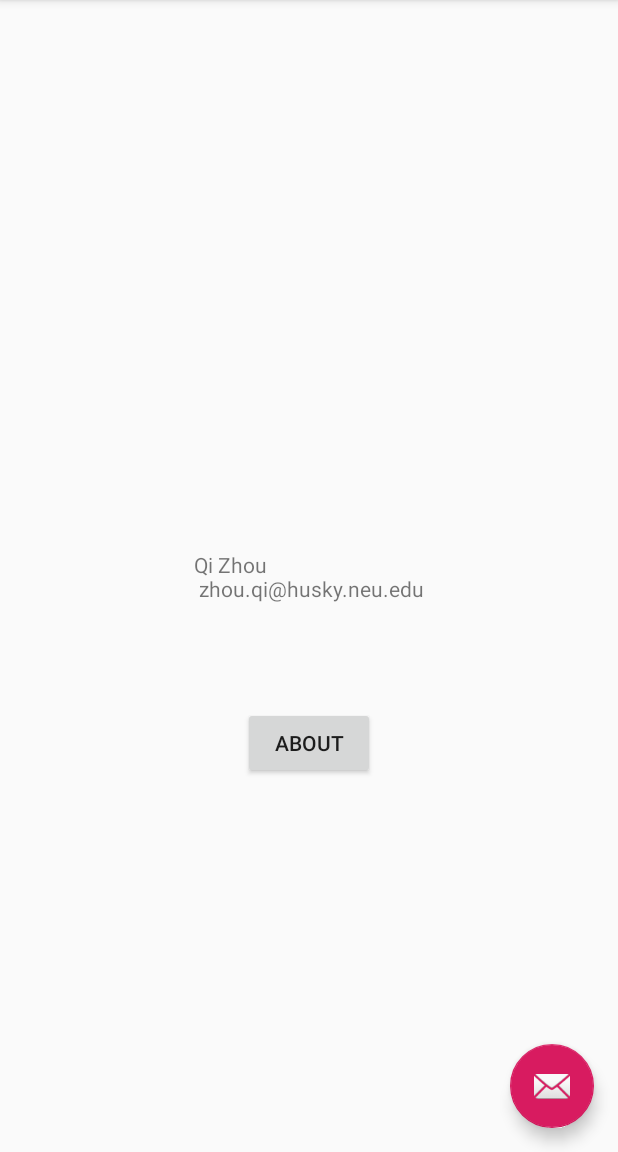
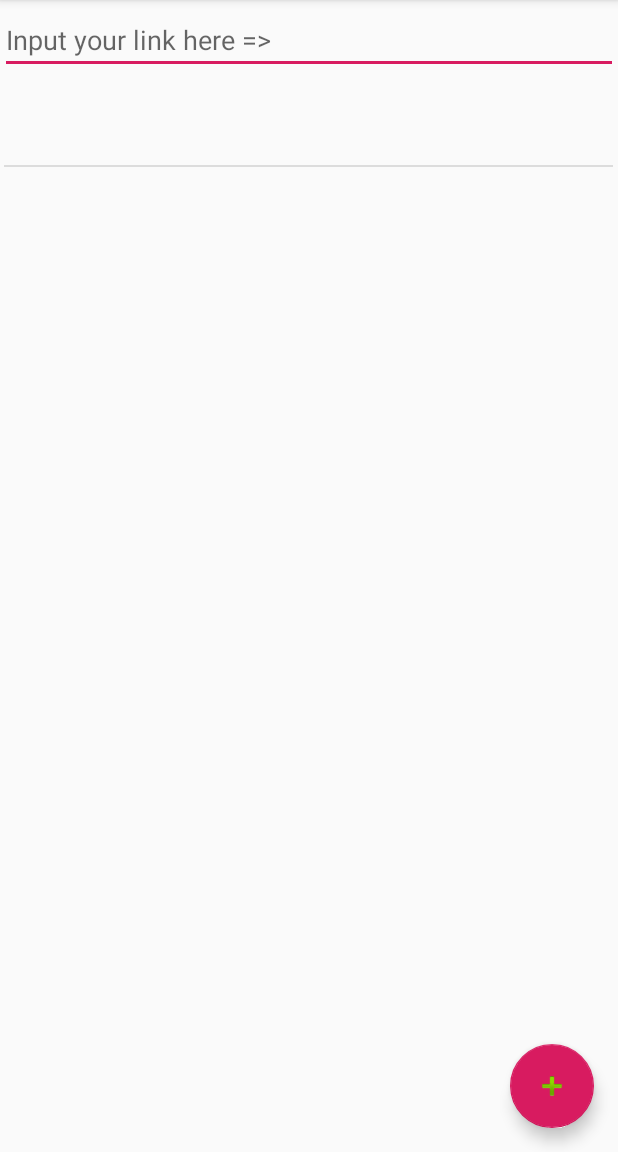
Before and after one commit to bringerjay/mad, an Android app: the screen it shows after launch (MainActivity), in the options menu, after a tap on "Settings", on a phone screen of 412 x 824 dp, the part 84-1236 px from its top. Run offline under Robolectric (Android 15) with nearby library versions, the phone set to English and light mode, and no system bars.

Commit message:
assignment 4

```diff
--- a/app/src/main/java/edu/neu/madcourse/numad20s_qizhou/MainActivity.java
+++ b/app/src/main/java/edu/neu/madcourse/numad20s_qizhou/MainActivity.java
@@ -1,19 +1,39 @@
 package edu.neu.madcourse.numad20s_qizhou;
 
+import android.content.Intent;
+import android.net.Uri;
 import android.os.Bundle;
 
 import com.google.android.material.floatingactionbutton.FloatingActionButton;
 import com.google.android.material.snackbar.Snackbar;
 
+import androidx.annotation.StringRes;
 import androidx.appcompat.app.AppCompatActivity;
 import androidx.appcompat.widget.Toolbar;
 
+import android.text.util.Linkify;
 import android.view.View;
 import android.view.Menu;
 import android.view.MenuItem;
+import android.widget.AdapterView;
+import android.widget.Button;
+import android.widget.EditText;
 import android.widget.TextView;
+import android.widget.ArrayAdapter;
+import android.widget.ListView;
+import java.text.SimpleDateFormat;
+import java.util.Date;
+import java.util.Locale;
+
+import java.util.ArrayList;
 
 public class MainActivity extends AppCompatActivity {
+
+    ArrayList<String> listItems = new ArrayList<String>();
+    ArrayAdapter<String> adapter;
+    private ListView myListView;
+    EditText editText;
+
 
     @Override
     protected void onCreate(Bundle savedInstanceState) {
@@ -21,15 +41,41 @@ public class MainActivity extends AppCompatActivity {
         setContentView(R.layout.activity_main);
         Toolbar toolbar = findViewById(R.id.toolbar);
         setSupportActionBar(toolbar);
+        myListView = findViewById(R.id.myListView);
+        myListView.setOnItemClickListener(new AdapterView.OnItemClickListener(){
+            @Override
+            public void onItemClick(AdapterView<?> adapter, View v, int position,
+                                    long arg3)
+            {
+                String url = (String)adapter.getItemAtPosition(position);
+                if (!url.startsWith("http://") && !url.startsWith("https://"))
+                    url = "http://" + url;
+                Intent browserIntent = new Intent(Intent.ACTION_VIEW, Uri.parse(url));
+                startActivity(browserIntent);
+            }
+        });
+        adapter = new ArrayAdapter<>(this, android.R.layout.simple_list_item_1,
+                listItems);
+        myListView.setAdapter(adapter);
+        editText = (EditText) findViewById(R.id.textInputEditText);
 
-        FloatingActionButton fab = findViewById(R.id.fab);
+        FloatingActionButton fab = findViewById(R.id.add_to_list_button);
         fab.setOnClickListener(new View.OnClickListener() {
             @Override
             public void onClick(View view) {
-                Snackbar.make(view, "Replace with your own action", Snackbar.LENGTH_LONG)
+                addListItem();
+                Snackbar.make(view, "Item is added to the list."
+                        , Snackbar.LENGTH_LONG)
                         .setAction("Action", null).show();
             }
         });
+    }
+
+    private void addListItem() {
+        String link = editText.getText().toString();
+        listItems.add(link);
+        adapter.notifyDataSetChanged();
+        editText.setText(null);
     }
 
     @Override
@@ -53,9 +99,23 @@ public class MainActivity extends AppCompatActivity {
 
         return super.onOptionsItemSelected(item);
     }
-
+/**
     public void showInfo(View view){
         TextView textView = findViewById(R.id.textView);
         textView.setText("Qi Zhou \n zhou.qi@husky.neu.edu");
+        Button aboutButton = findViewById(R.id.aboutButton);
+        Button backButton = findViewById(R.id.backButton1);
+        aboutButton.setVisibility(View.GONE);
+        backButton.setVisibility(View.VISIBLE);
     }
+
+    public void back1(View view){
+        TextView textView = findViewById(R.id.textView);
+        textView.setText("www.google.com");
+        Button aboutButton = findViewById(R.id.aboutButton);
+        Button backButton = findViewById(R.id.backButton1);
+        aboutButton.setVisibility(View.VISIBLE);
+        backButton.setVisibility(View.GONE);
+    }
+ **/
 }
--- a/app/src/main/res/layout/activity_main.xml
+++ b/app/src/main/res/layout/activity_main.xml
@@ -20,14 +20,19 @@
 
     </com.google.android.material.appbar.AppBarLayout>
 
-    <include layout="@layout/content_main" />
+    <include
+        android:id="@+id/listView"
+        layout="@layout/content_main"
+        android:layout_width="match_parent"
+        android:layout_height="733dp"
+        android:focusable="auto" />
 
     <com.google.android.material.floatingactionbutton.FloatingActionButton
-        android:id="@+id/fab"
+        android:id="@+id/add_to_list_button"
         android:layout_width="wrap_content"
         android:layout_height="wrap_content"
         android:layout_gravity="bottom|end"
         android:layout_margin="@dimen/fab_margin"
-        app:srcCompat="@android:drawable/ic_dialog_email" />
+        app:srcCompat="@android:drawable/ic_input_add" />
 
 </androidx.coordinatorlayout.widget.CoordinatorLayout>
--- a/app/src/main/res/layout/content_main.xml
+++ b/app/src/main/res/layout/content_main.xml
@@ -8,27 +8,26 @@
     tools:context=".MainActivity"
     tools:showIn="@layout/activity_main">
 
-    <TextView
-        android:id="@+id/textView"
-        android:layout_width="wrap_content"
-        android:layout_height="wrap_content"
-        android:text="Hello World!"
+    <ListView
+        android:id="@+id/myListView"
+        android:layout_width="406dp"
+        android:layout_height="618dp"
+        android:layout_marginTop="120dp"
+        android:autoLink="web"
         app:layout_constraintBottom_toBottomOf="parent"
-        app:layout_constraintLeft_toLeftOf="parent"
-        app:layout_constraintRight_toRightOf="parent"
+        app:layout_constraintEnd_toEndOf="parent"
+        app:layout_constraintHorizontal_bias="0.4"
+        app:layout_constraintStart_toStartOf="parent"
         app:layout_constraintTop_toTopOf="parent" />
 
-    <Button
-        android:id="@+id/button2"
-        android:layout_width="wrap_content"
+    <com.google.android.material.textfield.TextInputEditText
+        android:id="@+id/textInputEditText"
+        android:layout_width="match_parent"
         android:layout_height="wrap_content"
-        android:layout_marginTop="50dp"
-        android:layout_marginBottom="230dp"
-        android:onClick="showInfo"
-        android:text="@string/about_string"
-        app:layout_constraintBottom_toBottomOf="parent"
+        android:layout_marginTop="60dp"
+        android:hint="@string/input_hint"
         app:layout_constraintEnd_toEndOf="parent"
         app:layout_constraintStart_toStartOf="parent"
-        app:layout_constraintTop_toBottomOf="@+id/textView" />
+        app:layout_constraintTop_toTopOf="parent" />
 
 </androidx.constraintlayout.widget.ConstraintLayout>
--- a/app/src/main/res/values/strings.xml
+++ b/app/src/main/res/values/strings.xml
@@ -2,4 +2,8 @@
     <string name="app_name">NUMAD20S_QiZhou</string>
     <string name="action_settings">Settings</string>
     <string name="about_string">About</string>
+    <string name="back_string">Back</string>
+    <string name="init_string">www.google.com</string>
+    <string name="edit_msg">Input your link here</string>
+    <string name="input_hint"><![CDATA[Input your link here =>]]></string>
 </resources>
```
Also changed, not shown: 2 other files.
